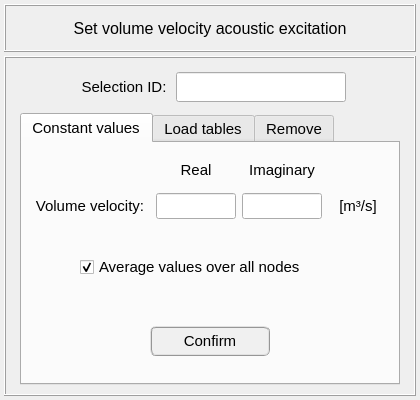
MOPT-UFSC/VIBRA, file data/ui_files/model/acoustic/volume_velocity_input.ui: the form before one commit.
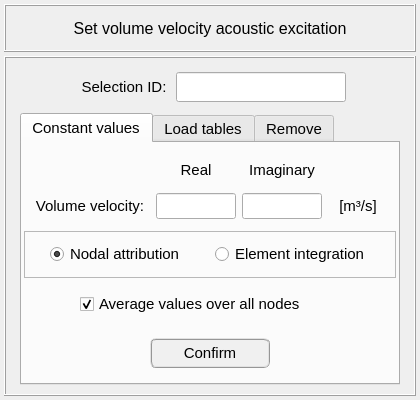
The form after the commit.

What changed in the file:
```diff
--- a/data/ui_files/model/acoustic/volume_velocity_input.ui
+++ b/data/ui_files/model/acoustic/volume_velocity_input.ui
@@ -299,47 +299,7 @@
           <property name="spacing">
            <number>2</number>
           </property>
-          <item row="1" column="0">
-           <widget class="QFrame" name="frame_20">
-            <property name="frameShape">
-             <enum>QFrame::NoFrame</enum>
-            </property>
-            <property name="frameShadow">
-             <enum>QFrame::Raised</enum>
-            </property>
-            <layout class="QGridLayout" name="gridLayout_18">
-             <item row="0" column="0">
-              <widget class="QCheckBox" name="checkBox_averaged_constant_values">
-               <property name="minimumSize">
-                <size>
-                 <width>260</width>
-                 <height>0</height>
-                </size>
-               </property>
-               <property name="maximumSize">
-                <size>
-                 <width>260</width>
-                 <height>16777215</height>
-                </size>
-               </property>
-               <property name="font">
-                <font>
-                 <family>MS Shell Dlg 2</family>
-                 <pointsize>11</pointsize>
-                </font>
-               </property>
-               <property name="text">
-                <string>Average values over all nodes</string>
-               </property>
-               <property name="checked">
-                <bool>true</bool>
-               </property>
-              </widget>
-             </item>
-            </layout>
-           </widget>
-          </item>
-          <item row="2" column="0">
+          <item row="3" column="0">
            <widget class="QFrame" name="frame_7">
             <property name="minimumSize">
              <size>
@@ -669,6 +629,129 @@
             </layout>
            </widget>
           </item>
+          <item row="2" column="0">
+           <widget class="QFrame" name="frame_20">
+            <property name="frameShape">
+             <enum>QFrame::NoFrame</enum>
+            </property>
+            <property name="frameShadow">
+             <enum>QFrame::Raised</enum>
+            </property>
+            <layout class="QGridLayout" name="gridLayout_18">
+             <item row="0" column="0">
+              <widget class="QCheckBox" name="checkBox_averaged_constant_values">
+               <property name="minimumSize">
+                <size>
+                 <width>260</width>
+                 <height>0</height>
+                </size>
+               </property>
+               <property name="maximumSize">
+                <size>
+                 <width>260</width>
+                 <height>16777215</height>
+                </size>
+               </property>
+               <property name="font">
+                <font>
+                 <family>MS Shell Dlg 2</family>
+                 <pointsize>11</pointsize>
+                </font>
+               </property>
+               <property name="text">
+                <string>Average values over all nodes</string>
+               </property>
+               <property name="checked">
+                <bool>true</bool>
+               </property>
+              </widget>
+             </item>
+            </layout>
+           </widget>
+          </item>
+          <item row="1" column="0">
+           <widget class="QFrame" name="frame_16">
+            <property name="frameShape">
+             <enum>QFrame::StyledPanel</enum>
+            </property>
+            <property name="frameShadow">
+             <enum>QFrame::Raised</enum>
+            </property>
+            <layout class="QGridLayout" name="gridLayout_10">
+             <property name="leftMargin">
+              <number>0</number>
+             </property>
+             <property name="topMargin">
+              <number>0</number>
+             </property>
+             <property name="rightMargin">
+              <number>0</number>
+             </property>
+             <property name="bottomMargin">
+              <number>0</number>
+             </property>
+             <item row="0" column="0">
+              <widget class="QFrame" name="frame_29">
+               <property name="frameShape">
+                <enum>QFrame::NoFrame</enum>
+               </property>
+               <property name="frameShadow">
+                <enum>QFrame::Raised</enum>
+               </property>
+              </widget>
+             </item>
+             <item row="0" column="1">
+              <widget class="QRadioButton" name="radioButton_nodal_attribution_constant">
+               <property name="maximumSize">
+                <size>
+                 <width>16777215</width>
+                 <height>16777215</height>
+                </size>
+               </property>
+               <property name="text">
+                <string>Nodal attribution</string>
+               </property>
+               <property name="checked">
+                <bool>true</bool>
+               </property>
+              </widget>
+             </item>
+             <item row="0" column="2">
+              <widget class="QFrame" name="frame_30">
+               <property name="frameShape">
+                <enum>QFrame::NoFrame</enum>
+               </property>
+               <property name="frameShadow">
+                <enum>QFrame::Raised</enum>
+               </property>
+              </widget>
+             </item>
+             <item row="0" column="3">
+              <widget class="QRadioButton" name="radioButton_element_intetgration_constant">
+               <property name="maximumSize">
+                <size>
+                 <width>16777215</width>
+                 <height>16777215</height>
+                </size>
+               </property>
+               <property name="text">
+                <string>Element integration</string>
+               </property>
+              </widget>
+             </item>
+             <item row="0" column="4">
+              <widget class="QFrame" name="frame_28">
+               <property name="frameShape">
+                <enum>QFrame::NoFrame</enum>
+               </property>
+               <property name="frameShadow">
+                <enum>QFrame::Raised</enum>
+               </property>
+              </widget>
+             </item>
+            </layout>
+           </widget>
+          </item>
          </layout>
         </widget>
         <widget class="QWidget" name="tab_load_tables">
```
Left out of the diff: 335 changed lines with no effect on the pictures.
